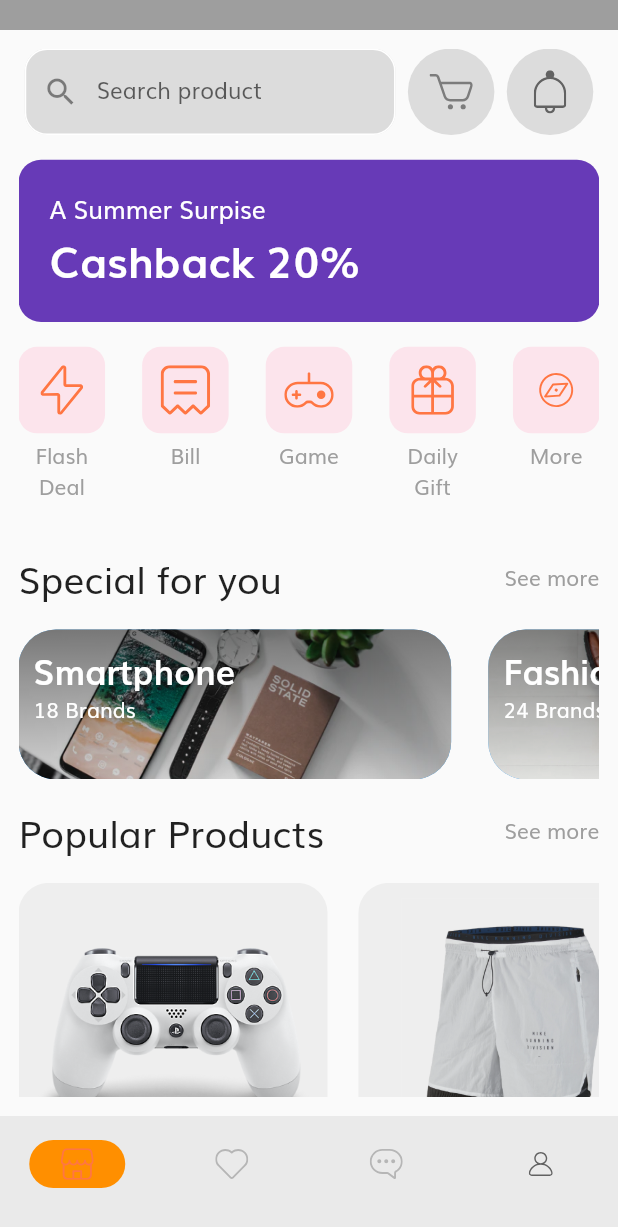
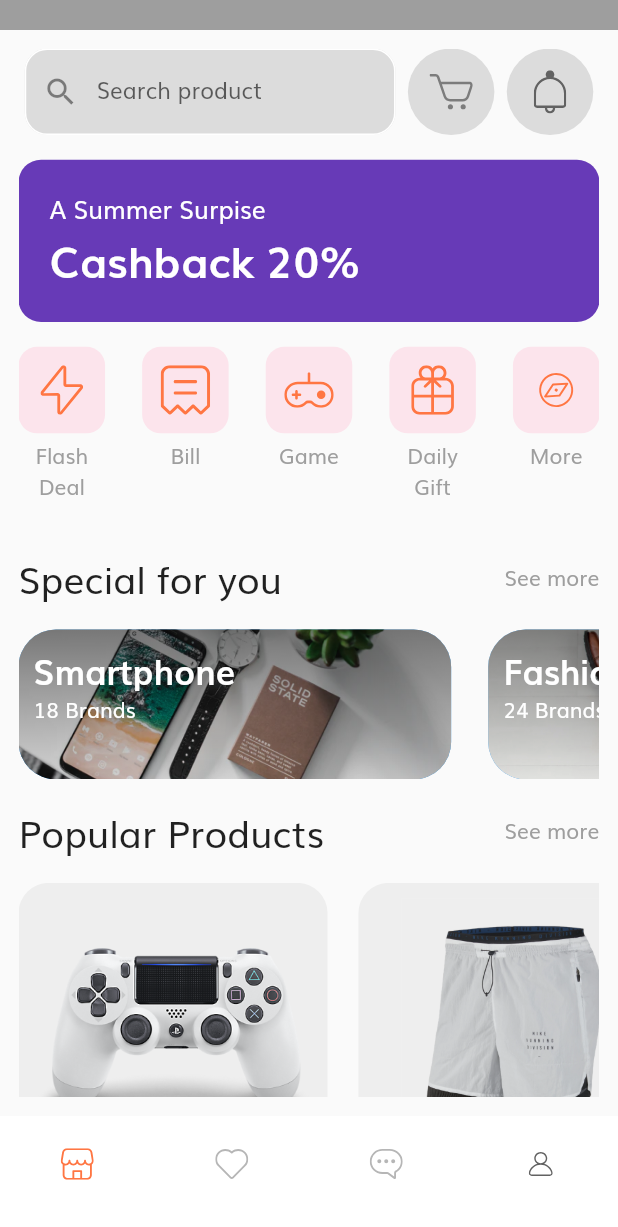
Before and after one commit to MahmoudMushtaha98/E-commerce, a Flutter app: the HomeScreen screen opened directly, on a phone screen of 412 x 824 dp. Shown: the top 1227 px of the screen. Run offline on Flutter 3.47's test engine with Material 2 defaults, Android fonts, the phone set to English and light mode, and no system bars; our stand-ins replace flutter_svg.

Commit message:
E-commerce App

```diff
--- a/lib/screen/home/home_screen.dart
+++ b/lib/screen/home/home_screen.dart
@@ -26,7 +26,8 @@ class _HomeScreenState extends State<HomeScreen> {
             currentPageIndex = index;
           });
         },
-        indicatorColor: Colors.amber[800],
+        backgroundColor: Colors.white,
+        indicatorColor: Colors.white,
         selectedIndex: currentPageIndex,
         destinations: [
           NavigationDestination(
```
